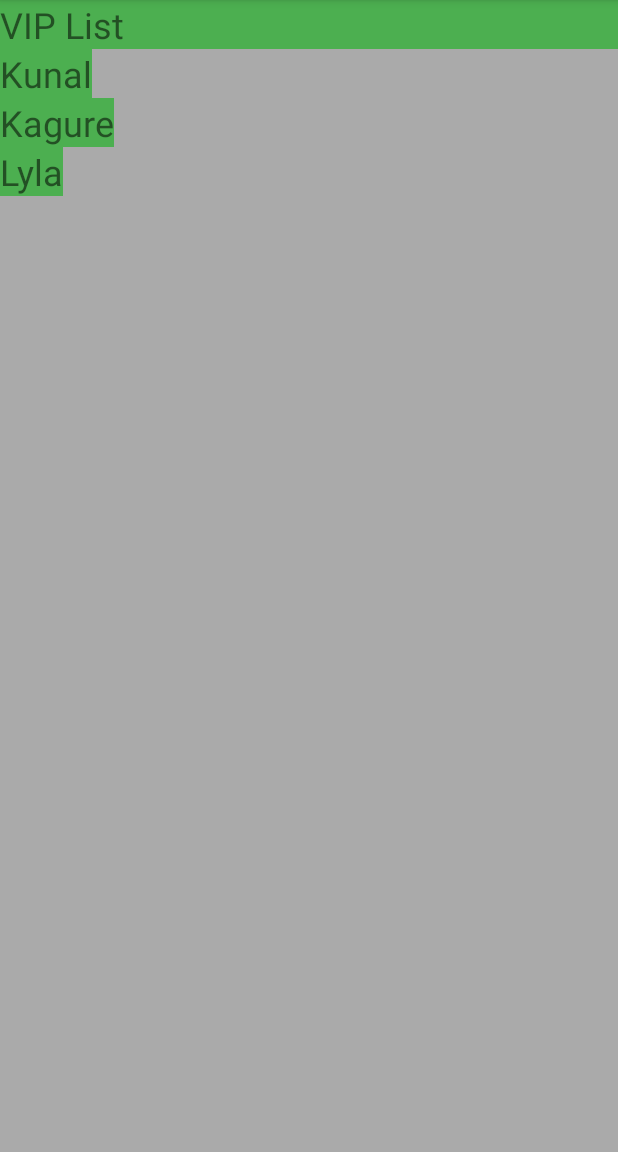
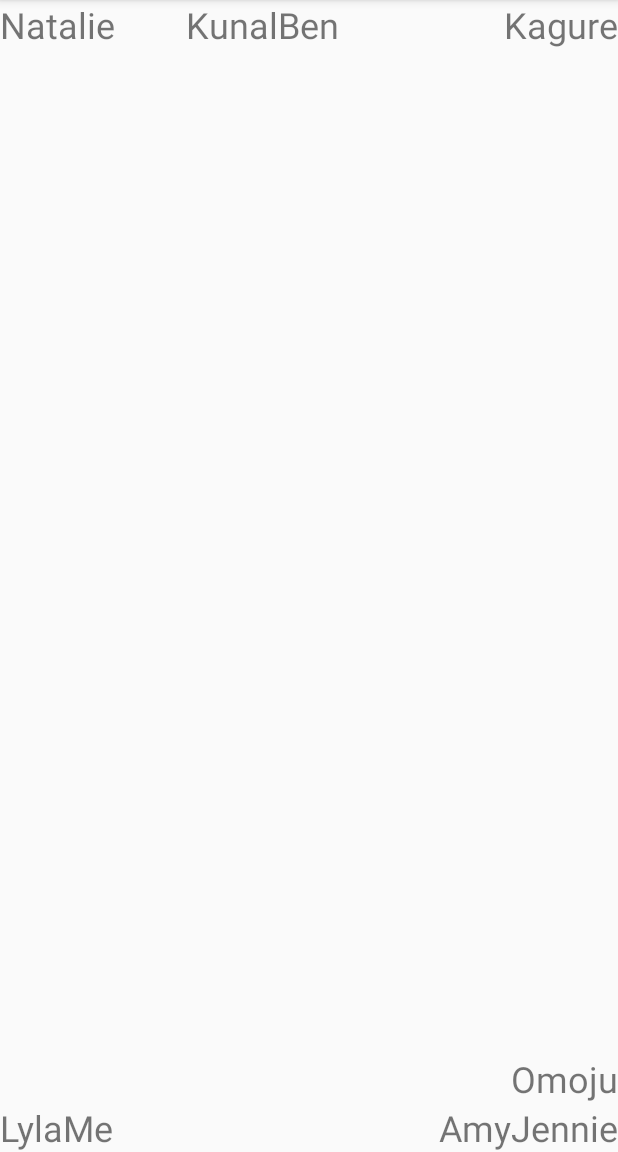
Before and after one commit to ceteongvanness/Surface-Duo-Demo, an Android app: the screen it shows after launch (MainActivity), on a phone screen of 412 x 824 dp, the part 84-1236 px from its top. Run offline under Robolectric (Android 15) with nearby library versions, the phone set to English and light mode, and no system bars.

Commit message:
Adding the comment for Relative Layout

```diff
--- a/app/src/main/res/layout/activity_main.xml
+++ b/app/src/main/res/layout/activity_main.xml
@@ -25,7 +25,7 @@
         android:layout_height="wrap_content"
         android:scaleType="centerCrop" />
 
-</androidx.constraintlayout.widget.ConstraintLayout>-->
+</androidx.constraintlayout.widget.ConstraintLayout>
 
 <LinearLayout
     xmlns:android="http://schemas.android.com/apk/res/android"
@@ -55,17 +55,103 @@
         android:background="#4CAF50"
         android:textSize="24sp" />
 
-    <!--divide the height and width equally / put on center
+    divide the height and width equally / put on center
         android:layout_height="0dp"
         android:layout_weight="1"
         android:gravity="center_horizontal"
-        -->
 
-    <TextView
+
+  <TextView
         android:text="Lyla"
         android:layout_width="wrap_content"
         android:layout_height="wrap_content"
         android:background="#4CAF50"
         android:textSize="24sp" />
 
-</LinearLayout>
+</LinearLayout> -->
+
+<RelativeLayout
+    xmlns:android="http://schemas.android.com/apk/res/android"
+    android:layout_width="match_parent"
+    android:layout_height="match_parent">
+
+    <TextView
+        android:id="@+id/lyla_text_view"
+        android:layout_width="wrap_content"
+        android:layout_height="wrap_content"
+        android:layout_alignParentBottom="true"
+        android:layout_alignParentLeft="true"
+        android:textSize="24sp"
+        android:text="Lyla" />
+
+    <TextView
+        android:id="@+id/me_text_view"
+        android:layout_width="wrap_content"
+        android:layout_height="wrap_content"
+        android:layout_alignParentBottom="true"
+        android:layout_toRightOf="@id/lyla_text_view"
+        android:textSize="24sp"
+        android:text="Me" />
+
+    <TextView
+        android:id="@+id/natalie_text_view"
+        android:layout_width="wrap_content"
+        android:layout_height="wrap_content"
+        android:textSize="24sp"
+        android:text="Natalie" />
+
+    <TextView
+        android:id="@+id/jennie_text_view"
+        android:layout_width="wrap_content"
+        android:layout_height="wrap_content"
+        android:layout_alignParentBottom="true"
+        android:layout_alignParentRight="true"
+        android:textSize="24sp"
+        android:text="Jennie" />
+
+    <TextView
+        android:id="@+id/omoju_text_view"
+        android:layout_width="wrap_content"
+        android:layout_height="wrap_content"
+        android:layout_alignParentRight="true"
+        android:layout_above="@id/jennie_text_view"
+        android:textSize="24sp"
+        android:text="Omoju" />
+
+    <TextView
+        android:id="@+id/amy_text_view"
+        android:layout_width="wrap_content"
+        android:layout_height="wrap_content"
+        android:layout_alignParentBottom="true"
+        android:layout_toLeftOf="@id/jennie_text_view"
+        android:textSize="24sp"
+        android:text="Amy" />
+
+    <TextView
+        android:id="@+id/ben_text_view"
+        android:layout_width="wrap_content"
+        android:layout_height="wrap_content"
+        android:layout_alignParentTop="true"
+        android:layout_centerHorizontal="true"
+        android:textSize="24sp"
+        android:text="Ben" />
+
+    <TextView
+        android:id="@+id/kunal_text_view"
+        android:layout_width="wrap_content"
+        android:layout_height="wrap_content"
+        android:layout_alignParentTop="true"
+        android:layout_toLeftOf="@id/ben_text_view"
+        android:textSize="24sp"
+        android:text="Kunal" />
+
+    <TextView
+        android:id="@+id/kagure_text_view"
+        android:layout_width="wrap_content"
+        android:layout_height="wrap_content"
+        android:layout_alignParentTop="true"
+        android:layout_alignParentRight="true"
+        android:textSize="24sp"
+        android:text="Kagure" />
+
+</RelativeLayout>
```
